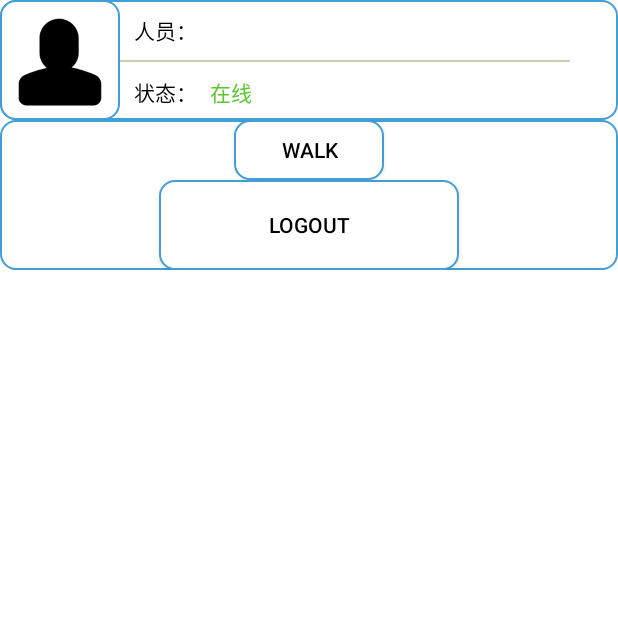
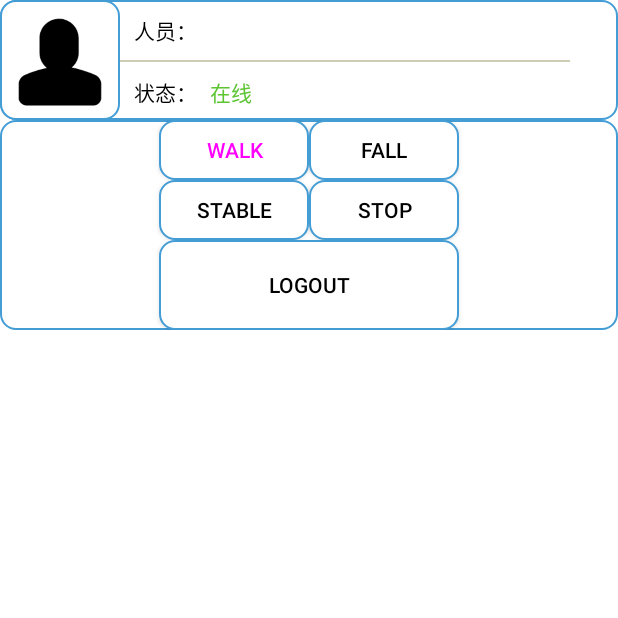
Before and after one commit to Morty0620/FYP, an Android app: the Debug_Activity screen opened directly, with no data from a screen before it, after a tap on "WALK", on a phone screen of 412 x 824 dp, the top half of it. Run offline under Robolectric (Android 15) with nearby library versions, the phone set to English and light mode, and no system bars; 2 statements that could not run were skipped.

Commit message:
v1.1.9 完善debug模式，添加颜色指示

```diff
--- a/app/src/main/java/com/zqh/fyp/Debug_Activity.java
+++ b/app/src/main/java/com/zqh/fyp/Debug_Activity.java
@@ -2,6 +2,7 @@ package com.zqh.fyp;
 
 import android.app.Activity;
 import android.content.Intent;
+import android.graphics.Color;
 import android.hardware.Sensor;
 import android.hardware.SensorEvent;
 import android.hardware.SensorEventListener;
@@ -11,13 +12,13 @@ import android.view.View;
 import android.widget.Button;
 import androidx.annotation.Nullable;
 import android.widget.TextView;
-import com.zqh.fyp.Util.Thread.SensorDataThread;
+import com.zqh.fyp.Util.Thread.DebugSensorDataThread;
 
 public class Debug_Activity extends Activity implements View.OnClickListener {
 
     private TextView text_name, text_condition;
     private String name;
-    private Button btn_logout, btn_walk;
+    private Button btn_logout, btn_walk, btn_stop, btn_stable, btn_fall;
 
     //传感器
     private SensorManager sensorManager;
@@ -27,7 +28,7 @@ public class Debug_Activity extends Activity implements View.OnClickListener {
     private SensorEventListener gyroSensorListener;
 
     //进程状态
-    public static boolean isPause = true;
+    public static boolean isPause = false;
 
     @Override
     protected void onCreate(@Nullable Bundle savedInstanceState) {
@@ -49,6 +50,12 @@ public class Debug_Activity extends Activity implements View.OnClickListener {
         btn_logout.setOnClickListener(this);
         btn_walk = (Button) findViewById(R.id.btn_walk);
         btn_walk.setOnClickListener(this);
+        btn_fall = (Button) findViewById(R.id.btn_fall);
+        btn_fall.setOnClickListener(this);
+        btn_stable = (Button) findViewById(R.id.btn_stable);
+        btn_stable.setOnClickListener(this);
+        btn_stop = (Button) findViewById(R.id.btn_stop);
+        btn_stop.setOnClickListener(this);
 
         //注册加速度传感器
         sensorManager = (SensorManager) getSystemService(SENSOR_SERVICE);
@@ -86,7 +93,7 @@ public class Debug_Activity extends Activity implements View.OnClickListener {
         };
 
         //启动线程
-        new SensorDataThread().start();
+        new DebugSensorDataThread().start();
     }
 
     @Override
@@ -100,8 +107,43 @@ public class Debug_Activity extends Activity implements View.OnClickListener {
                 startActivity(i);
                 break;
             }
-
+            case R.id.btn_stop: {
+                SensorData.state = 0;
+                ((TextView) findViewById(R.id.btn_stop)).setTextColor(0xffff00ff);
+                if (isPause) {
+                    ((TextView) findViewById(R.id.btn_stop)).setText("Stop");
+                    onResume();
+                } else {
+                    ((TextView) findViewById(R.id.btn_stop)).setText("Resume");
+                    onPause();
+                }
+                ((TextView) findViewById(R.id.btn_walk)).setTextColor(Color.rgb(0,0,0));
+                ((TextView) findViewById(R.id.btn_fall)).setTextColor(Color.rgb(0,0,0));
+                ((TextView) findViewById(R.id.btn_stable)).setTextColor(Color.rgb(0,0,0));
+                break;
+            }
             case R.id.btn_walk: {
+                ((TextView) findViewById(R.id.btn_walk)).setTextColor(0xffff00ff);
+                ((TextView) findViewById(R.id.btn_fall)).setTextColor(Color.rgb(0,0,0));
+                ((TextView) findViewById(R.id.btn_stable)).setTextColor(Color.rgb(0,0,0));
+                ((TextView) findViewById(R.id.btn_stop)).setTextColor(Color.rgb(0,0,0));
+                SensorData.state = 1;
+                break;
+            }
+            case R.id.btn_fall: {
+                ((TextView) findViewById(R.id.btn_walk)).setTextColor(Color.rgb(0,0,0));
+                ((TextView) findViewById(R.id.btn_fall)).setTextColor(0xffff00ff);
+                ((TextView) findViewById(R.id.btn_stable)).setTextColor(Color.rgb(0,0,0));
+                ((TextView) findViewById(R.id.btn_stop)).setTextColor(Color.rgb(0,0,0));
+                SensorData.state = 2;
+                break;
+            }
+            case R.id.btn_stable: {
+                ((TextView) findViewById(R.id.btn_walk)).setTextColor(Color.rgb(0,0,0));
+                ((TextView) findViewById(R.id.btn_fall)).setTextColor(Color.rgb(0,0,0));
+                ((TextView) findViewById(R.id.btn_stable)).setTextColor(0xffff00ff);
+                ((TextView) findViewById(R.id.btn_stop)).setTextColor(Color.rgb(0,0,0));
+                SensorData.state = 3;
                 break;
             }
         }
@@ -113,7 +155,7 @@ public class Debug_Activity extends Activity implements View.OnClickListener {
         sensorManager.registerListener(accelerateSensorListener, accelerateSensor, SensorManager.SENSOR_DELAY_FASTEST);
         sensorManager.registerListener(gyroSensorListener, gyroSensor, SensorManager.SENSOR_DELAY_FASTEST);
         isPause = false;
-        new SensorDataThread().start();
+        new DebugSensorDataThread().start();
     }
 
     @Override
--- a/app/src/main/java/com/zqh/fyp/Login_Activity.java
+++ b/app/src/main/java/com/zqh/fyp/Login_Activity.java
@@ -117,6 +117,7 @@ public class Login_Activity extends AppCompatActivity implements View.OnClickLis
     protected void readUserInfo() {
         if (login(edit_account.getText().toString(), edit_password.getText().toString())) {
             Toast.makeText(this, "登陆成功！", Toast.LENGTH_SHORT).show();
+            SensorData.reSet();
             if (MainActivity.isDebug){
                 Intent intent = new Intent(Login_Activity.this, Debug_Activity.class);
                 intent.putExtra("Username",edit_account.getText().toString());
--- a/app/src/main/java/com/zqh/fyp/MainActivity.java
+++ b/app/src/main/java/com/zqh/fyp/MainActivity.java
@@ -14,7 +14,7 @@ import com.zqh.fyp.Util.Net.NetUtil;
 public class MainActivity extends AppCompatActivity {
 
     public static UsersInfo user;
-    public static boolean isDebug = false;
+    public static boolean isDebug = true;
 
     @Override
     protected void onCreate(Bundle savedInstanceState) {
--- a/app/src/main/java/com/zqh/fyp/Util/Thread/SensorDataThread.java
+++ b/app/src/main/java/com/zqh/fyp/Util/Thread/SensorDataThread.java
@@ -16,6 +16,7 @@ public class SensorDataThread extends Thread {
             e.printStackTrace();
         }
         while (!UsersInfo_Activity.isPause) {
+            System.out.println("running");
             DBUtil.insertSensorInfo(
                     0,
                     MainActivity.user.id,
--- a/app/src/main/res/layout/debug_activity.xml
+++ b/app/src/main/res/layout/debug_activity.xml
@@ -91,8 +91,42 @@
                         android:layout_height="40dp"
                         android:background="@drawable/layout_border"
                         android:singleLine="true"/>
+                <Button
+                        android:id="@+id/btn_fall"
+                        android:text="Fall"
+                        android:textColor="@color/black"
+                        android:textSize="14sp"
+                        android:layout_width="100dp"
+                        android:layout_height="40dp"
+                        android:background="@drawable/layout_border"
+                        android:singleLine="true"/>
+            </LinearLayout>
 
+            <LinearLayout
+                    android:layout_width="match_parent"
+                    android:layout_height="match_parent"
+                    android:gravity="center">
+                <Button
+                        android:id="@+id/btn_stable"
+                        android:text="Stable"
+                        android:textColor="@color/black"
+                        android:textSize="14sp"
+                        android:layout_width="100dp"
+                        android:layout_height="40dp"
+                        android:background="@drawable/layout_border"
+                        android:singleLine="true"/>
+                <Button
+                        android:id="@+id/btn_stop"
+                        android:text="Stop"
+                        android:textColor="@color/black"
+                        android:textSize="14sp"
+                        android:layout_width="100dp"
+                        android:layout_height="40dp"
+                        android:background="@drawable/layout_border"
+                        android:singleLine="true"/>
             </LinearLayout>
+
+
 
             <LinearLayout
                     android:layout_width="match_parent"
```
Also changed, not shown: app/src/main/java/com/zqh/fyp/SensorData.java (+11 -1 lines).
